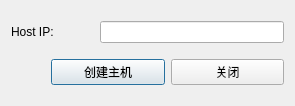
Before: the Qt Designer form OnlineChess/dialogcreatehost.ui in dylanyang17/OnlineChess, drawn with Qt 5.
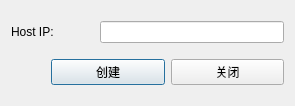
After: the same form once the commit is applied.

Diff of the .ui file:
```diff
--- a/OnlineChess/dialogcreatehost.ui
+++ b/OnlineChess/dialogcreatehost.ui
@@ -65,7 +65,7 @@
      <item>
       <widget class="QPushButton" name="pushButtonStart">
        <property name="text">
-        <string>创建主机</string>
+        <string>创建</string>
        </property>
       </widget>
      </item>
```
Left out of the diff: 2 changed lines with no effect on the pictures.
